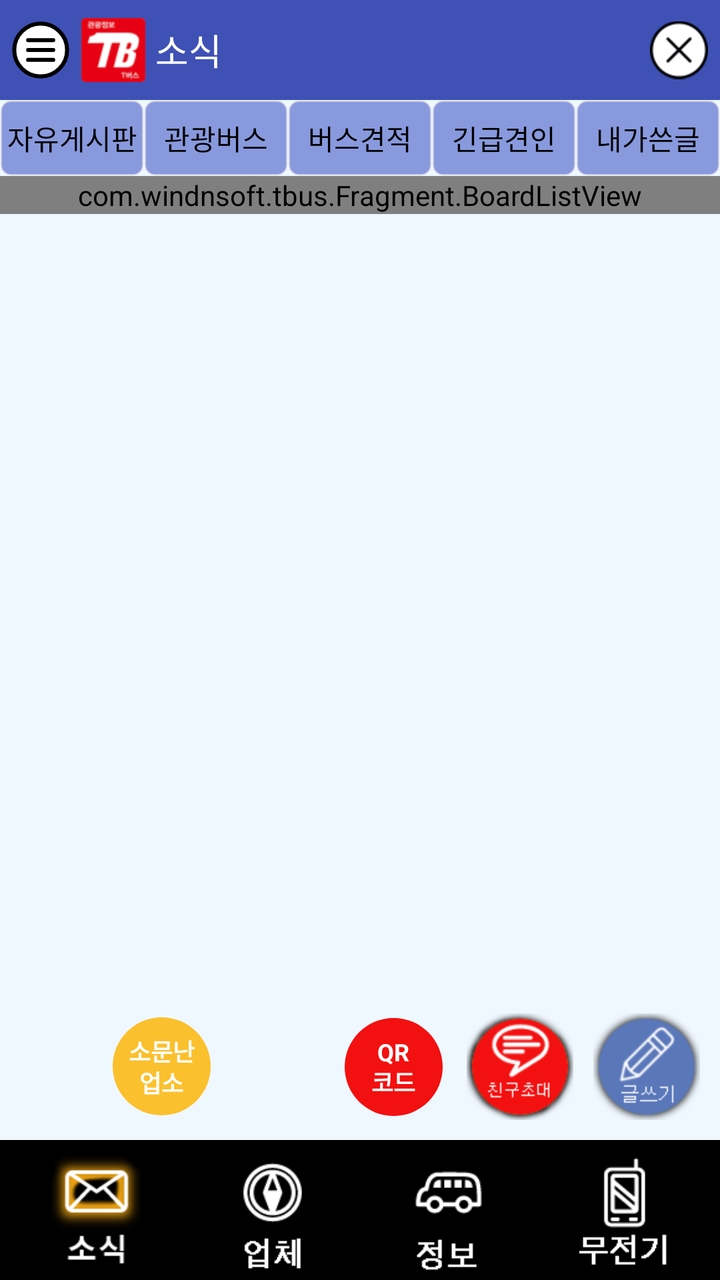
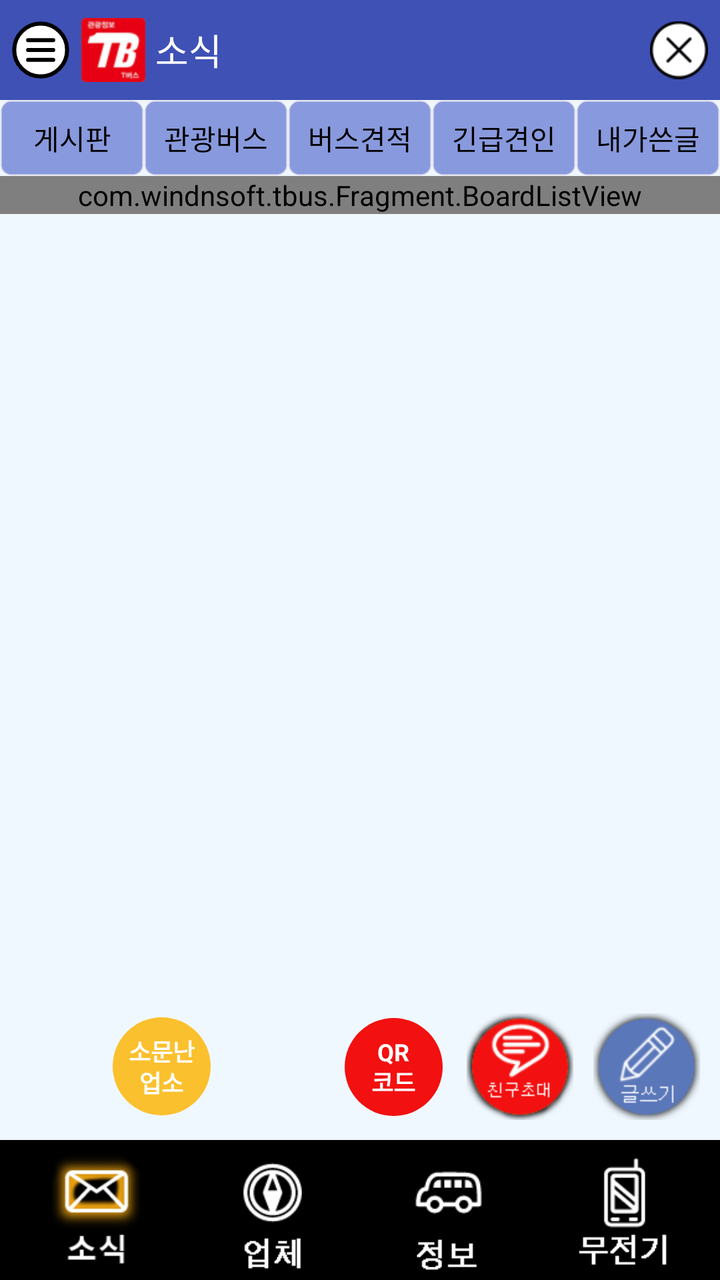

Screens rendered from an Android XML layout before and after an edit, with the pre-edit source and the edit as a unified diff.
<!-- AndroidManifest.xml: application theme AppTheme -->
<!-- res/layout/board_activity.xml -->
<?xml version="1.0" encoding="utf-8"?>
<androidx.drawerlayout.widget.DrawerLayout
    xmlns:android="http://schemas.android.com/apk/res/android"
    xmlns:app="http://schemas.android.com/apk/res-auto"
    xmlns:tools="http://schemas.android.com/tools"
    android:id="@+id/drawer_layout"
    android:layout_width="match_parent"
    android:layout_height="match_parent"
    tools:context="com.windnsoft.tbus.MainActivity">

<RelativeLayout
    android:id="@+id/activity_main"
    android:layout_width="match_parent"
    android:layout_height="match_parent"
    android:background="@color/AliceBlue">

    <LinearLayout
        android:layout_width="match_parent"
        android:layout_height="match_parent"
        android:orientation="vertical"
        >


        <LinearLayout
            android:id="@+id/layout_head"
            android:layout_width="match_parent"
            android:layout_height="50dp"
            android:background="@color/BlueLight"
            android:orientation="horizontal">

            <ImageView
                android:id="@+id/topMenuBtn"
                android:layout_width="0dp"
                android:layout_height="match_parent"
                android:layout_marginLeft="5dp"
                android:layout_weight="1"
                android:padding="1dp"
                android:src="@drawable/hamburger_black"
                />

            <ImageView
                android:id="@+id/imageView9"
                android:layout_width="wrap_content"
                android:layout_height="match_parent"
                android:layout_margin="5dip"
                android:src="@drawable/ic_launcher_mdpi"
                />

            <TextView
                android:id="@+id/textView8"
                android:layout_width="0dp"
                android:layout_height="match_parent"
                android:layout_weight="8"
                android:gravity="center_vertical"
                android:text="소식"
                android:textAppearance="?android:attr/textAppearanceMedium"

                android:textColor="@color/White"/>

            <ImageView
                android:id="@+id/topCloseBtn"
                android:layout_width="0dp"
                android:layout_height="match_parent"
                android:layout_marginRight="5dp"
                android:layout_weight="1"
                android:padding="1dp"
                android:src="@drawable/xbutton_black"
                />
        </LinearLayout>

        <LinearLayout
            android:id="@+id/layout_body"
            android:layout_width="match_parent"
            android:layout_height="0dp"
            android:layout_weight="1"
            android:orientation="vertical"
            >

            <ImageView
                android:id="@+id/advImg"
                android:layout_width="match_parent"
                android:layout_height="wrap_content"
                android:background="@color/Black"
                />

            <LinearLayout
                android:layout_width="match_parent"
                android:layout_height="38dp"
                android:gravity="center"
                android:background="#0000"
                android:orientation="horizontal"
                >

                <TextView
                    android:id="@+id/boardFreeTab"
                    android:layout_width="0dp"
                    android:layout_height="match_parent"
                    android:layout_weight="1"
                    android:background="@drawable/prg_border_blue"
                    android:gravity="center"
                    android:text="자유게시판"
                    android:textAppearance="?android:attr/textAppearanceSmall"

                    android:textColor="@color/Black"/>

                <TextView
                    android:id="@+id/boardBusTab"
                    android:layout_width="0dp"
                    android:layout_height="match_parent"
                    android:layout_weight="1"
                    android:background="@drawable/prg_border_blue"
                    android:gravity="center"
                    android:text="관광버스"
                    android:textAppearance="?android:attr/textAppearanceSmall"
                    android:textColor="@color/Black"/>

                <TextView
                    android:id="@+id/boardEstimateTab"
                    android:layout_width="0dp"
                    android:layout_height="match_parent"
                    android:layout_weight="1"
                    android:background="@drawable/prg_border_blue"
                    android:gravity="center"
                    android:text="버스견적"

                    android:textAppearance="?android:attr/textAppearanceSmall"
                    android:textColor="@color/Black"/>

                <TextView
                    android:id="@+id/boardTractionTab"
                    android:layout_width="0dp"
                    android:layout_height="match_parent"
                    android:layout_weight="1"
                    android:background="@drawable/prg_border_blue"
                    android:gravity="center"

                    android:text="긴급견인"
                    android:textAppearance="?android:attr/textAppearanceSmall"
                    android:textColor="@color/Black"/>

                <TextView
                    android:id="@+id/boardMyTab"
                    android:layout_width="0dp"
                    android:layout_height="match_parent"
                    android:layout_weight="1"
                    android:background="@drawable/prg_border_blue"
                    android:gravity="center"
                    android:text="내가쓴글"
                    android:textAppearance="?android:attr/textAppearanceSmall"

                    android:textColor="@color/Black"/>


            </LinearLayout>

            <RelativeLayout
                android:layout_width="match_parent"
                android:layout_height="0dp"
                android:layout_weight="9"
                android:clickable="false"
                android:gravity="right">

                <com.windnsoft.tbus.Fragment.BoardListView
                    android:id="@+id/boardListView"
                    android:layout_width="match_parent"
                    android:layout_height="wrap_content">
                </com.windnsoft.tbus.Fragment.BoardListView>

                <LinearLayout
                    android:layout_width="match_parent"
                    android:layout_height="wrap_content"
                    android:layout_alignParentBottom="true"
                    android:gravity="right"
                    android:orientation="horizontal"
                    android:padding="5dp">

                    <TextView
                        android:id="@+id/boardFamousCoBtn"
                        android:layout_width="53dp"
                        android:layout_height="53dp"
                        android:layout_marginLeft="5dp"
                        android:layout_marginTop="5dp"
                        android:layout_marginRight="58dp"
                        android:layout_marginBottom="5dp"
                        android:background="@drawable/circle_yellow_btn"
                        android:clickable="true"
                        android:gravity="center"
                        android:lineSpacingExtra="-2dp"
                        android:text="소문난\n업소"
                        android:textColor="@color/White"
                        android:textSize="12sp"
                        android:textStyle="bold"/>

                    <TextView
                        android:id="@+id/boardQrBtn"
                        android:layout_width="53dp"
                        android:layout_height="53dp"
                        android:layout_margin="5dp"
                        android:background="@drawable/circle_red_btn"
                        android:clickable="true"
                        android:gravity="center"
                        android:lineSpacingExtra="-2dp"
                        android:text="QR\n코드"
                        android:textColor="@color/White"
                        android:textSize="12sp"
                        android:textStyle="bold"/>

                    <ImageView
                        android:id="@+id/boardInviteBtn"
                        android:layout_width="wrap_content"
                        android:layout_margin="5dp"
                        android:layout_height="wrap_content"
                        android:src="@drawable/freind"/>

                    <ImageView
                        android:id="@+id/boardWriteBtn"
                        android:layout_width="wrap_content"
                        android:layout_height="wrap_content"
                        android:clickable="true"
                        android:layout_margin="5dp"
                        android:src="@drawable/write"/>
                </LinearLayout>


            </RelativeLayout>
        </LinearLayout>

        <LinearLayout
            android:id="@+id/layout_bottom"
            android:layout_width="match_parent"
            android:layout_height="70dp"
            android:background="@color/Black"
            android:orientation="horizontal"
            android:padding="4dp"
            >

            <ImageView
                android:id="@+id/bottomNewsBtn"
                android:layout_width="wrap_content"
                android:layout_height="match_parent"
                android:layout_weight="1"
                android:src="@drawable/news_on"
                />

            <ImageView
                android:id="@+id/bottomCompanyBtn"
                android:layout_width="wrap_content"
                android:layout_height="match_parent"
                android:layout_weight="1"
                android:src="@drawable/company_off"
                />

            <ImageView
                android:id="@+id/bottomInfoBtn"
                android:layout_width="wrap_content"
                android:layout_height="match_parent"
                android:layout_weight="1"
                android:src="@drawable/info_off"
                />

            <ImageView
                android:id="@+id/bottomTalkieBtn"
                android:layout_width="wrap_content"
                android:layout_height="match_parent"
                android:layout_weight="1"
                android:src="@drawable/walkietalkie_off"
                />
        </LinearLayout>
    </LinearLayout>

</RelativeLayout>

    <LinearLayout
        android:id="@+id/drawer_menu"
        android:layout_width="260dp"
        android:layout_height="match_parent"
        android:layout_gravity="start"
        android:background="@color/White"
        android:clickable="true"
        android:focusable="true"
        android:orientation="vertical">

        <LinearLayout
            android:layout_width="match_parent"
            android:layout_height="50dp"
            android:background="@color/BlueLight"
            android:gravity="center_vertical"
            android:orientation="horizontal"
            android:paddingLeft="16dp"
            android:paddingRight="16dp">

            <ImageView
                android:layout_width="28dp"
                android:layout_height="28dp"
                android:layout_marginRight="10dp"
                android:src="@drawable/ic_launcher_mdpi" />

            <TextView
                android:layout_width="wrap_content"
                android:layout_height="wrap_content"
                android:text="@string/app_name"
                android:textAppearance="?android:attr/textAppearanceMedium"
                android:textColor="@color/White"
                android:textStyle="bold" />
        </LinearLayout>

        <TextView
            android:id="@+id/drawerProfileEditBtn"
            android:layout_width="match_parent"
            android:layout_height="52dp"
            android:background="?android:attr/selectableItemBackground"
            android:gravity="center_vertical"
            android:paddingLeft="20dp"
            android:paddingRight="20dp"
            android:text="프로필 수정"
            android:textColor="@color/Black"
            android:textSize="16sp" />

        <View
            android:layout_width="match_parent"
            android:layout_height="1dp"
            android:background="@color/listLine" />

        <TextView
            android:id="@+id/drawerPrivacyBtn"
            android:layout_width="match_parent"
            android:layout_height="52dp"
            android:background="?android:attr/selectableItemBackground"
            android:gravity="center_vertical"
            android:paddingLeft="20dp"
            android:paddingRight="20dp"
            android:text="개인정보 보호방침 및 약관"
            android:textColor="@color/Black"
            android:textSize="16sp" />

        <View
            android:layout_width="match_parent"
            android:layout_height="1dp"
            android:background="@color/listLine" />

    </LinearLayout>

</androidx.drawerlayout.widget.DrawerLayout>
<!-- resources referenced by this layout -->
<resources>
  <color name="AliceBlue">#FFF0F8FF</color>
  <color name="Black">#000000</color>
  <color name="BlueLight">#3F51B5</color>
  <color name="White">#FFFFFFFF</color>
  <color name="listLine">#FFe2e8f7</color>
  <!-- drawable circle_red_btn (drawable) -->
  <?xml version="1.0" encoding="utf-8"?>
  <layer-list xmlns:android="http://schemas.android.com/apk/res/android">
      <item
          android:bottom="2dp"
          android:left="2dp"
          android:right="2dp"
          android:top="2dp">
          <shape android:shape="oval">
              <solid android:color="#F31010" />
              <size
                  android:width="49dp"
                  android:height="49dp" />
          </shape>
      </item>
  </layer-list>
  <!-- drawable circle_yellow_btn (drawable) -->
  <?xml version="1.0" encoding="utf-8"?>
  <layer-list xmlns:android="http://schemas.android.com/apk/res/android">
      <item
          android:bottom="2dp"
          android:left="2dp"
          android:right="2dp"
          android:top="2dp">
          <shape android:shape="oval">
              <solid android:color="#FBC02D" />
              <size
                  android:width="49dp"
                  android:height="49dp" />
          </shape>
      </item>
  </layer-list>
  <!-- drawable company_off: png bitmap (drawable-hdpi, 1241 bytes) -->
  <!-- drawable freind: png bitmap (drawable-hdpi, 5474 bytes) -->
  <!-- drawable hamburger_black (drawable) -->
  <?xml version="1.0" encoding="utf-8"?>
  <vector xmlns:android="http://schemas.android.com/apk/res/android"
      android:width="64dp"
      android:height="64dp"
      android:viewportWidth="64"
      android:viewportHeight="64">
  
      <path
          android:fillColor="#FFFFFF"
          android:pathData="M32,2.5A29.5,29.5 0,1 1,32 61.5A29.5,29.5 0,1 1,32 2.5Z"
          android:strokeWidth="4.5"
          android:strokeColor="#000000" />
  
      <path
          android:fillColor="#00000000"
          android:pathData="M18,21L46,21M18,32L46,32M18,43L46,43"
          android:strokeWidth="4.5"
          android:strokeColor="#000000"
          android:strokeLineCap="round" />
  
  </vector>
  <!-- drawable ic_launcher_mdpi: png bitmap (drawable-hdpi, 3157 bytes) -->
  <!-- drawable info_off: png bitmap (drawable-hdpi, 1113 bytes) -->
  <!-- drawable news_on: png bitmap (drawable-hdpi, 6304 bytes) -->
  <!-- drawable prg_border_blue (drawable) -->
  <?xml version="1.0" encoding="utf-8"?>
  <layer-list xmlns:android="http://schemas.android.com/apk/res/android">
      <item>
          <shape android:shape="rectangle" android:padding="5dp">
  
              <solid android:color="#89d"/>
              <corners android:bottomRightRadius="5dp"
                       android:bottomLeftRadius="5dp"
                       android:topLeftRadius="5dp"
                       android:topRightRadius="5dp"/>
              <stroke android:width="1dp"
                      android:color="#8eee"
                  />
  
          </shape>
      </item>
  
  </layer-list>
  <!-- drawable walkietalkie_off: png bitmap (drawable-hdpi, 1103 bytes) -->
  <!-- drawable write: png bitmap (drawable-hdpi, 5048 bytes) -->
  <!-- drawable xbutton_black: png bitmap (drawable-hdpi, 1165 bytes) -->
  <string name="app_name">관광정보 (T버스)</string>
  <style name="AppTheme" parent="android:Theme.Light.NoTitleBar">
          
      </style>
</resources>

<!-- the commit's change to res/layout/board_activity.xml (unified diff, before → after) -->
@@ -98,7 +98,7 @@
                     android:layout_weight="1"
                     android:background="@drawable/prg_border_blue"
                     android:gravity="center"
-                    android:text="자유게시판"
+                    android:text="게시판"
                     android:textAppearance="?android:attr/textAppearanceSmall"
 
                     android:textColor="@color/Black"/>
